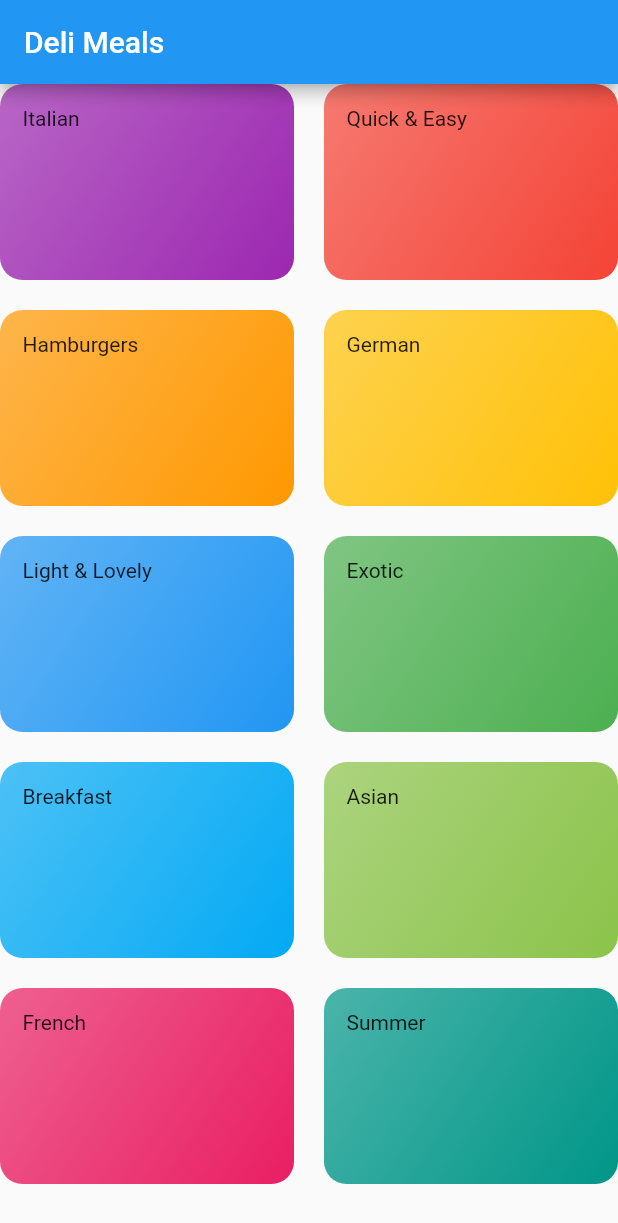
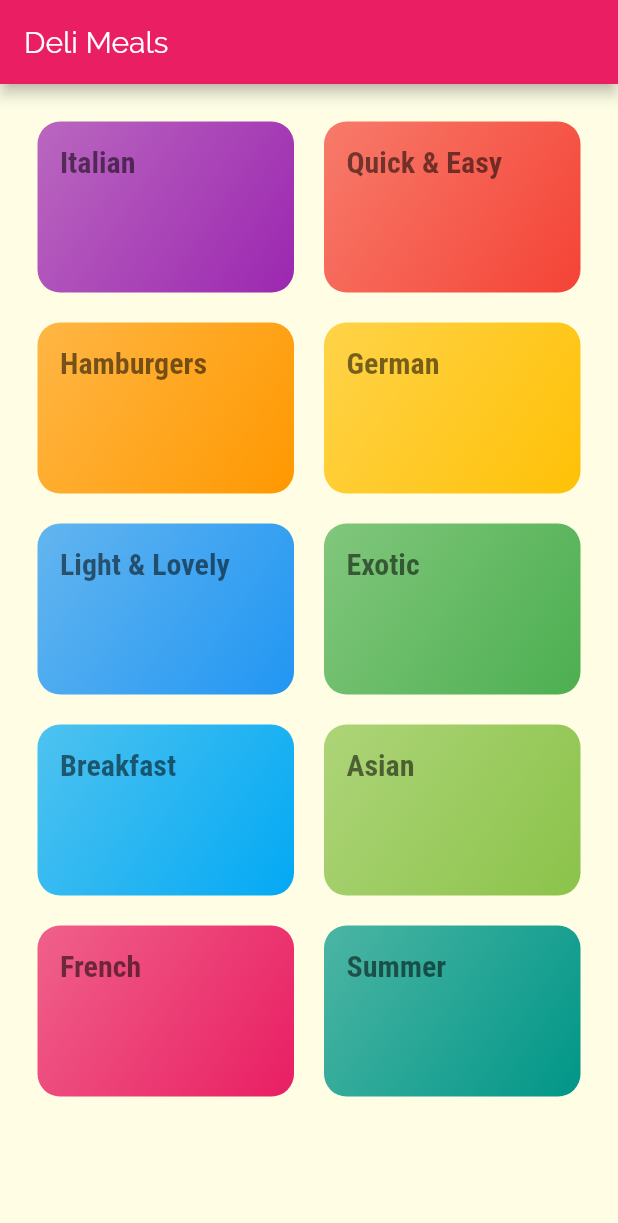
Before and after one commit to LeftTwixWand/MealsApp, a Flutter app: the screen it shows after launch, on a phone screen of 412 x 824 dp. Shown: the top 1223 px of the screen. Run offline on Flutter 3.47's test engine with Material 2 defaults, Android fonts, the phone set to English and light mode, and no system bars.

Commit message:
Configured global app style, using custom fonts

```diff
--- a/lib/categories_screen.dart
+++ b/lib/categories_screen.dart
@@ -15,6 +15,7 @@ class CategoriesScreen extends StatelessWidget {
         children: MY_CATEGORIES
             .map((catData) => CategoryItem(catData.title, catData.color))
             .toList(),
+        padding: const EdgeInsets.all(25),
         gridDelegate: SliverGridDelegateWithMaxCrossAxisExtent(
           maxCrossAxisExtent: 200,
           childAspectRatio: 3 / 2,
--- a/lib/category_item.dart
+++ b/lib/category_item.dart
@@ -10,7 +10,10 @@ class CategoryItem extends StatelessWidget {
   Widget build(BuildContext context) {
     return Container(
       padding: const EdgeInsets.all(15),
-      child: Text(title),
+      child: Text(
+        title,
+        style: Theme.of(context).textTheme.headline1,
+      ),
       decoration: BoxDecoration(
         gradient: LinearGradient(
           colors: [color.withOpacity(0.7), color],
--- a/lib/main.dart
+++ b/lib/main.dart
@@ -9,7 +9,23 @@ class MyApp extends StatelessWidget {
     return MaterialApp(
       title: 'DeliMeals',
       theme: ThemeData(
-        primarySwatch: Colors.blue,
+        primarySwatch: Colors.pink,
+        accentColor: Colors.amber,
+        canvasColor: Color.fromRGBO(255, 254, 229, 1),
+        fontFamily: 'Raleway',
+        textTheme: ThemeData.light().textTheme.copyWith(
+              bodyText1: TextStyle(
+                color: Color.fromRGBO(20, 51, 51, 1),
+              ),
+              bodyText2: TextStyle(
+                color: Color.fromRGBO(20, 51, 51, 1),
+              ),
+              headline1: TextStyle(
+                fontSize: 20,
+                fontWeight: FontWeight.bold,
+                fontFamily: 'RobotoCondensed',
+              ),
+            ),
       ),
       home: CategoriesScreen(),
     );
```
